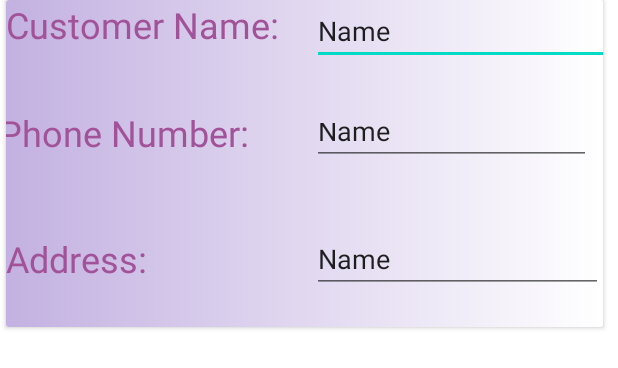
After one commit to galibmahmudjim/Amenite, an Android app: the layout activity_admin_customerlist.xml on its own in the app's theme, with its tools: preview values and no code run, on a phone screen of 412 x 824 dp. The commit adds this screen. Shown: the top 368 px of the screen. Run offline under Robolectric (Android 15) with nearby library versions, the phone set to English and light mode, and no system bars.

Commit message:
Customer List of Admin Section

```diff
--- /dev/null
+++ b/app/src/main/res/layout/activity_admin_customerlist.xml
@@ -0,0 +1,87 @@
+<?xml version="1.0" encoding="utf-8"?>
+<androidx.cardview.widget.CardView xmlns:android="http://schemas.android.com/apk/res/android"
+    xmlns:app="http://schemas.android.com/apk/res-auto"
+    xmlns:tools="http://schemas.android.com/tools"
+
+    android:layout_width="398dp"
+    android:layout_height="218dp"
+    android:layout_marginStart="4dp"
+    app:layout_constraintStart_toStartOf="parent"
+    app:layout_constraintTop_toTopOf="parent">
+
+    <androidx.constraintlayout.widget.ConstraintLayout
+        android:layout_width="match_parent"
+        android:layout_height="match_parent"
+        android:background="@drawable/gradient">
+
+        <TextView
+            android:id="@+id/textView9"
+            android:layout_width="204dp"
+            android:layout_height="57dp"
+            android:layout_marginTop="72dp"
+            android:layout_marginEnd="199dp"
+            android:text="Phone Number:"
+            android:textColor="@color/pastelPurple"
+            android:textSize="24sp"
+            app:layout_constraintEnd_toEndOf="parent"
+            app:layout_constraintTop_toTopOf="parent" />
+
+        <TextView
+            android:id="@+id/textView10"
+            android:layout_width="155dp"
+            android:layout_height="37dp"
+            android:layout_marginTop="156dp"
+            android:text="Address:"
+            android:textColor="@color/pastelPurple"
+            android:textSize="24sp"
+            app:layout_constraintStart_toStartOf="parent"
+            app:layout_constraintTop_toTopOf="parent" />
+
+        <TextView
+            android:id="@+id/textView11"
+            android:layout_width="206dp"
+            android:layout_height="51dp"
+            android:text="Customer Name:"
+            android:textColor="@color/pastelPurple"
+            android:textSize="24sp"
+            app:layout_constraintStart_toStartOf="parent"
+            app:layout_constraintTop_toTopOf="parent" />
+
+        <EditText
+            android:id="@+id/AdminName"
+            android:layout_width="202dp"
+            android:layout_height="43dp"
+            android:layout_marginStart="204dp"
+            android:ems="10"
+            android:inputType="textPersonName"
+            android:text="Name"
+            android:textSize="18sp"
+            app:layout_constraintStart_toStartOf="parent"
+            app:layout_constraintTop_toTopOf="parent" />
+
+        <EditText
+            android:id="@+id/AdminPhoneNumber"
+            android:layout_width="186dp"
+            android:layout_height="38dp"
+            android:layout_marginStart="204dp"
+            android:layout_marginTop="72dp"
+            android:ems="10"
+            android:inputType="textPersonName"
+            android:text="Name"
+            app:layout_constraintStart_toStartOf="parent"
+            app:layout_constraintTop_toTopOf="parent" />
+
+        <EditText
+            android:id="@+id/AdminAddress"
+            android:layout_width="194dp"
+            android:layout_height="39dp"
+            android:layout_marginStart="204dp"
+            android:layout_marginTop="156dp"
+            android:ems="10"
+            android:inputType="textPersonName"
+            android:text="Name"
+            app:layout_constraintStart_toStartOf="parent"
+            app:layout_constraintTop_toTopOf="parent" />
+
+    </androidx.constraintlayout.widget.ConstraintLayout>
+</androidx.cardview.widget.CardView>
```
Also changed, not shown: app/src/main/java/com/example/amenite/Admin/AdminHomeActivity.java (+8 -6 lines), app/src/main/java/com/example/amenite/Admin/CustomerAdapter.java (added, +69 -0 lines), app/src/main/java/com/example/amenite/Admin/CustomerList.java (added, +41 -0 lines), app/src/main/java/com/example/amenite/Admin/CustomerListActivity.java (added, +90 -0 lines), app/src/main/res/layout/activity_customer_list.xml (added, +20 -0 lines).
